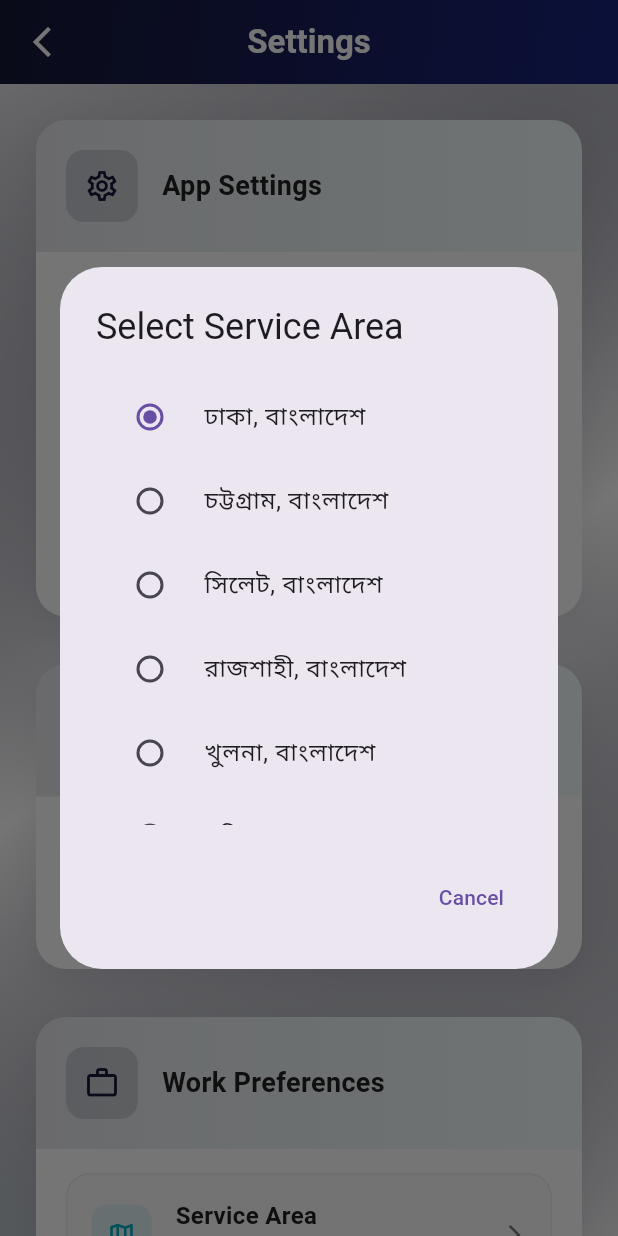
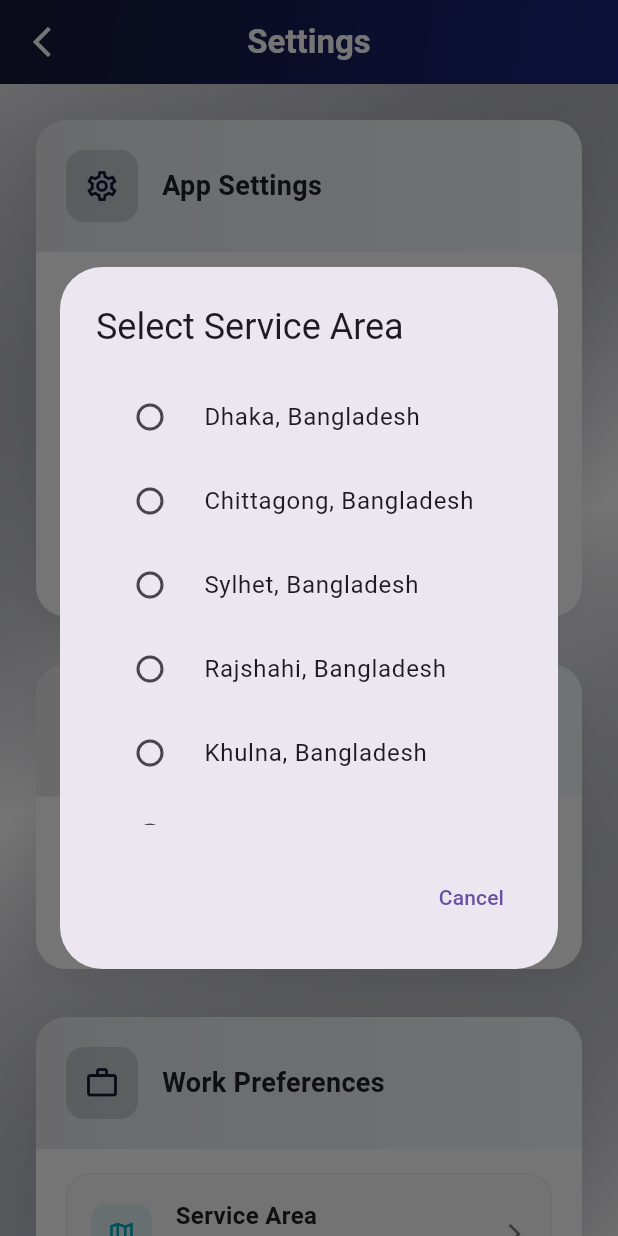
Before and after one commit to Abrar10592/MechaFind, a Flutter app: the MechanicSettings screen opened directly, after a tap on "Service Area", on a phone screen of 412 x 824 dp. Run offline on Flutter 3.47's test engine with Material 3 defaults, Android fonts, the light colour scheme and no system bars; our stand-ins replace animated_text_kit, app_links, cached_network_image, easy_localization, flutter_map, flutter_rating_bar and 9 more; missing offline and left inert: flutter_polyline_points; accounts and stored records are empty; Roboto replaces fonts that are missing (Poppins); statements that could not run were skipped.

Commit message:
Mechanic Profile-Dynamic Translation Logic Correction

```diff
--- a/lib/mechanic/mechanic_settings.dart
+++ b/lib/mechanic/mechanic_settings.dart
@@ -90,6 +90,7 @@ class _MechanicSettingsState extends State<MechanicSettings> with TickerProvider
     final prefs = await SharedPreferences.getInstance();
     setState(() {
       selectedLanguage = context.locale.languageCode;
+      // Set default to Bengali name, will be translated for display
       selectedServiceArea = prefs.getString('service_area') ?? 'ঢাকা, বাংলাদেশ';
     });
   }
@@ -97,6 +98,40 @@ class _MechanicSettingsState extends State<MechanicSettings> with TickerProvider
   Future<void> _saveSettings() async {
     final prefs = await SharedPreferences.getInstance();
     await prefs.setString('service_area', selectedServiceArea);
+  }
+
+  // Helper method to translate service area for display
+  String _getTranslatedServiceArea(String serviceArea, bool isEnglish) {
+    final cityMap = {
+      'Dhaka, Bangladesh': 'ঢাকা, বাংলাদেশ',
+      'Chittagong, Bangladesh': 'চট্টগ্রাম, বাংলাদেশ',
+      'Sylhet, Bangladesh': 'সিলেট, বাংলাদেশ',
+      'Rajshahi, Bangladesh': 'রাজশাহী, বাংলাদেশ',
+      'Khulna, Bangladesh': 'খুলনা, বাংলাদেশ',
+      'Barisal, Bangladesh': 'বরিশাল, বাংলাদেশ',
+      'Rangpur, Bangladesh': 'রংপুর, বাংলাদেশ',
+      'Mymensingh, Bangladesh': 'ময়মনসিংহ, বাংলাদেশ',
+      'Comilla, Bangladesh': 'কুমিল্লা, বাংলাদেশ',
+      'Narayanganj, Bangladesh': 'নারায়ণগঞ্জ, বাংলাদেশ',
+      'Gazipur, Bangladesh': 'গাজীপুর, বাংলাদেশ',
+      'Savar, Bangladesh': 'সাভার, বাংলাদেশ',
+      'Jessore, Bangladesh': 'জেসোর, বাংলাদেশ',
+      'Dinajpur, Bangladesh': 'দিনাজপুর, বাংলাদেশ',
+      'Bogra, Bangladesh': 'বগুড়া, বাংলাদেশ'
+    };
+
+    if (isEnglish) {
+      // If current language is English, check if serviceArea is in Bengali, then translate to English
+      final englishKey = cityMap.entries
+          .firstWhere((entry) => entry.value == serviceArea,
+                     orElse: () => MapEntry(serviceArea, serviceArea))
+          .key;
+      return englishKey;
+    } else {
+      // If current language is Bengali, check if serviceArea is in English, then translate to Bengali
+      final bengaliValue = cityMap[serviceArea] ?? serviceArea;
+      return bengaliValue;
+    }
   }
 
   void _showContactSupport() {
@@ -287,23 +322,31 @@ class _MechanicSettingsState extends State<MechanicSettings> with TickerProvider
   }
 
   void _showServiceAreaSelection() {
-    final bangladeshiCities = [
-      'ঢাকা, বাংলাদেশ',
-      'চট্টগ্রাম, বাংলাদেশ',
-      'সিলেট, বাংলাদেশ',
-      'রাজশাহী, বাংলাদেশ',
-      'খুলনা, বাংলাদেশ',
-      'বরিশাল, বাংলাদেশ',
-      'রংপুর, বাংলাদেশ',
-      'ময়মনসিংহ, বাংলাদেশ',
-      'কুমিল্লা, বাংলাদেশ',
-      'নারায়ণগঞ্জ, বাংলাদেশ',
-      'গাজীপুর, বাংলাদেশ',
-      'সাভার, বাংলাদেশ',
-      'জেসোর, বাংলাদেশ',
-      'দিনাজপুর, বাংলাদেশ',
-      'বগুড়া, বাংলাদেশ'
-    ];
+    final isEnglish = context.locale.languageCode == 'en';
+
+    // Bilingual city names - English and Bengali pairs
+    final cityMap = {
+      'Dhaka, Bangladesh': 'ঢাকা, বাংলাদেশ',
+      'Chittagong, Bangladesh': 'চট্টগ্রাম, বাংলাদেশ',
+      'Sylhet, Bangladesh': 'সিলেট, বাংলাদেশ',
+      'Rajshahi, Bangladesh': 'রাজশাহী, বাংলাদেশ',
+      'Khulna, Bangladesh': 'খুলনা, বাংলাদেশ',
+      'Barisal, Bangladesh': 'বরিশাল, বাংলাদেশ',
+      'Rangpur, Bangladesh': 'রংপুর, বাংলাদেশ',
+      'Mymensingh, Bangladesh': 'ময়মনসিংহ, বাংলাদেশ',
+      'Comilla, Bangladesh': 'কুমিল্লা, বাংলাদেশ',
+      'Narayanganj, Bangladesh': 'নারায়ণগঞ্জ, বাংলাদেশ',
+      'Gazipur, Bangladesh': 'গাজীপুর, বাংলাদেশ',
+      'Savar, Bangladesh': 'সাভার, বাংলাদেশ',
+      'Jessore, Bangladesh': 'জেসোর, বাংলাদেশ',
+      'Dinajpur, Bangladesh': 'দিনাজপুর, বাংলাদেশ',
+      'Bogra, Bangladesh': 'বগুড়া, বাংলাদেশ'
+    };
+
+    // Get display names based on current language
+    final displayCities = isEnglish
+      ? cityMap.keys.toList()
+      : cityMap.values.toList();
 
     showDialog(
       context: context,
@@ -313,9 +356,9 @@ class _MechanicSettingsState extends State<MechanicSettings> with TickerProvider
           width: double.maxFinite,
           height: 300,
           child: ListView.builder(
-            itemCount: bangladeshiCities.length,
+            itemCount: displayCities.length,
             itemBuilder: (context, index) {
-              final city = bangladeshiCities[index];
+              final city = displayCities[index];
               return RadioListTile<String>(
                 title: Text(city),
                 value: city,
@@ -509,8 +552,8 @@ class _MechanicSettingsState extends State<MechanicSettings> with TickerProvider
                         _buildModernClickableItem(
                           title: isEnglish ? 'Service Area' : 'সেবা এলাকা',
                           subtitle: isEnglish
-                            ? 'Currently: ${selectedServiceArea.split(',')[0]}'
-                            : 'বর্তমান: ${selectedServiceArea.split(',')[0]}',
+                            ? 'Currently: ${_getTranslatedServiceArea(selectedServiceArea, true).split(',')[0]}'
+                            : 'বর্তমান: ${_getTranslatedServiceArea(selectedServiceArea, false).split(',')[0]}',
                           icon: Icons.map_outlined,
                           onTap: _showServiceAreaSelection,
                         ),
```
